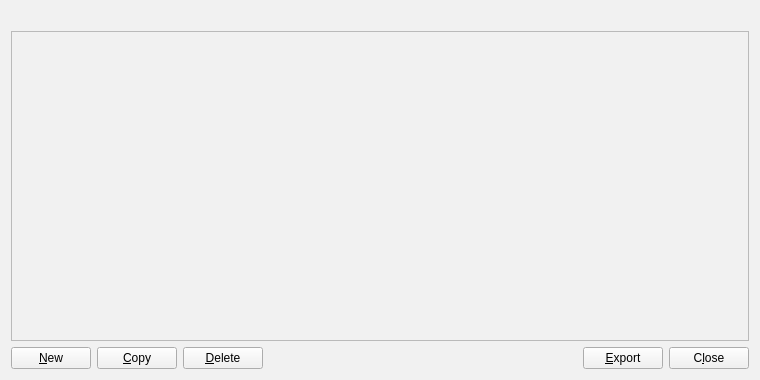
Before: the Qt Designer form src/qt/forms/addressbookpage.ui in navcoin/navcoin-core, drawn with Qt 5.
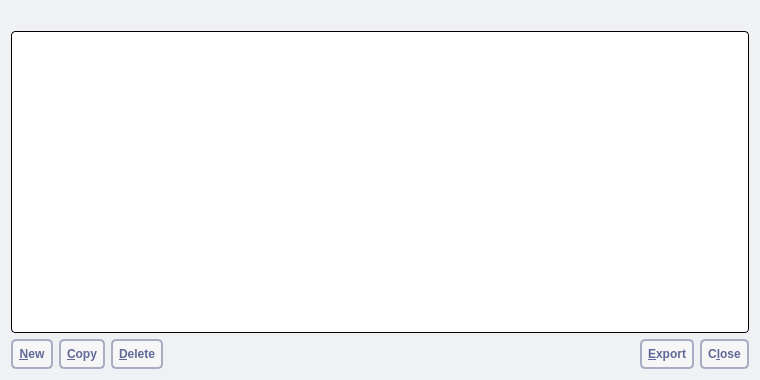
After: the same form once the commit is applied. Icons and pictures are not drawn.

```diff
--- a/src/qt/forms/addressbookpage.ui
+++ b/src/qt/forms/addressbookpage.ui
@@ -11,7 +11,7 @@
    </rect>
   </property>
   <property name="styleSheet">
-   <string notr="true">background: #f1f1f1;</string>
+   <string notr="true">background: #eff1f4; border: 0</string>
   </property>
   <layout class="QVBoxLayout" name="verticalLayout">
    <item>
@@ -32,6 +32,9 @@
      <property name="toolTip">
       <string>Right-click to edit address or label</string>
      </property>
+     <property name="styleSheet">
+      <string notr="true">background: #fff; border-radius: 4px; border: 1px solid #000; padding:2px</string>
+     </property>
      <property name="tabKeyNavigation">
       <bool>false</bool>
      </property>
@@ -59,6 +62,9 @@
        <property name="toolTip">
         <string>Create a new address</string>
        </property>
+       <property name="styleSheet">
+        <string notr="true"> background: #f6f6f6; border: 2px solid #a9adc4; border-radius: 5px; padding: 6px; text-transform: uppercase; color: #616998; font-weight: bold</string>
+       </property>
        <property name="text">
         <string>&amp;New</string>
        </property>
@@ -76,6 +82,9 @@
        <property name="toolTip">
         <string>Copy the currently selected address to the system clipboard</string>
        </property>
+       <property name="styleSheet">
+        <string notr="true"> background: #f6f6f6; border: 2px solid #a9adc4; border-radius: 5px; padding: 6px; text-transform: uppercase; color: #616998; font-weight: bold</string>
+       </property>
        <property name="text">
         <string>&amp;Copy</string>
        </property>
@@ -93,6 +102,9 @@
        <property name="toolTip">
         <string>Delete the currently selected address from the list</string>
        </property>
+       <property name="styleSheet">
+        <string notr="true"> background: #f6f6f6; border: 2px solid #a9adc4; border-radius: 5px; padding: 6px; text-transform: uppercase; color: #616998; font-weight: bold</string>
+       </property>
        <property name="text">
         <string>&amp;Delete</string>
        </property>
@@ -123,6 +135,9 @@
        <property name="toolTip">
         <string>Export the data in the current tab to a file</string>
        </property>
+       <property name="styleSheet">
+        <string notr="true"> background: #f6f6f6; border: 2px solid #a9adc4; border-radius: 5px; padding: 6px; text-transform: uppercase; color: #616998; font-weight: bold</string>
+       </property>
        <property name="text">
         <string>&amp;Export</string>
        </property>
@@ -143,6 +158,9 @@
          <verstretch>0</verstretch>
         </sizepolicy>
        </property>
+       <property name="styleSheet">
+        <string notr="true"> background: #f6f6f6; border: 2px solid #a9adc4; border-radius: 5px; padding: 6px; text-transform: uppercase; color: #616998; font-weight: bold</string>
+       </property>
        <property name="text">
         <string>C&amp;lose</string>
        </property>
```
Left out of the diff: 12 changed lines with no effect on the pictures.
